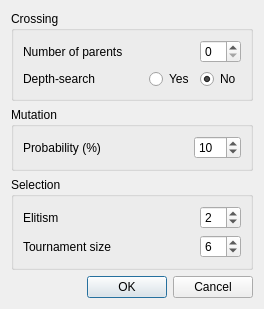
Above: UI/Layouts/EvolutionParametersDialog.ui from akkenoth/TSPGen before the change. Below: the same form after it.
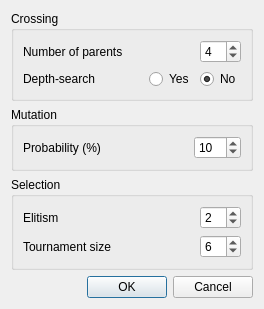
That is the form after the change.

Commit message: UI/EvolutionParametersDialog: fixed parents number minimum and default values

What changed in the file:
```diff
--- a/UI/Layouts/EvolutionParametersDialog.ui
+++ b/UI/Layouts/EvolutionParametersDialog.ui
@@ -43,7 +43,14 @@
          </spacer>
         </item>
         <item>
-         <widget class="QSpinBox" name="spinBoxParentCount"/>
+         <widget class="QSpinBox" name="spinBoxParentCount">
+          <property name="minimum">
+           <number>2</number>
+          </property>
+          <property name="value">
+           <number>4</number>
+          </property>
+         </widget>
         </item>
        </layout>
       </item>
```
The commit also changes 1 other file.
